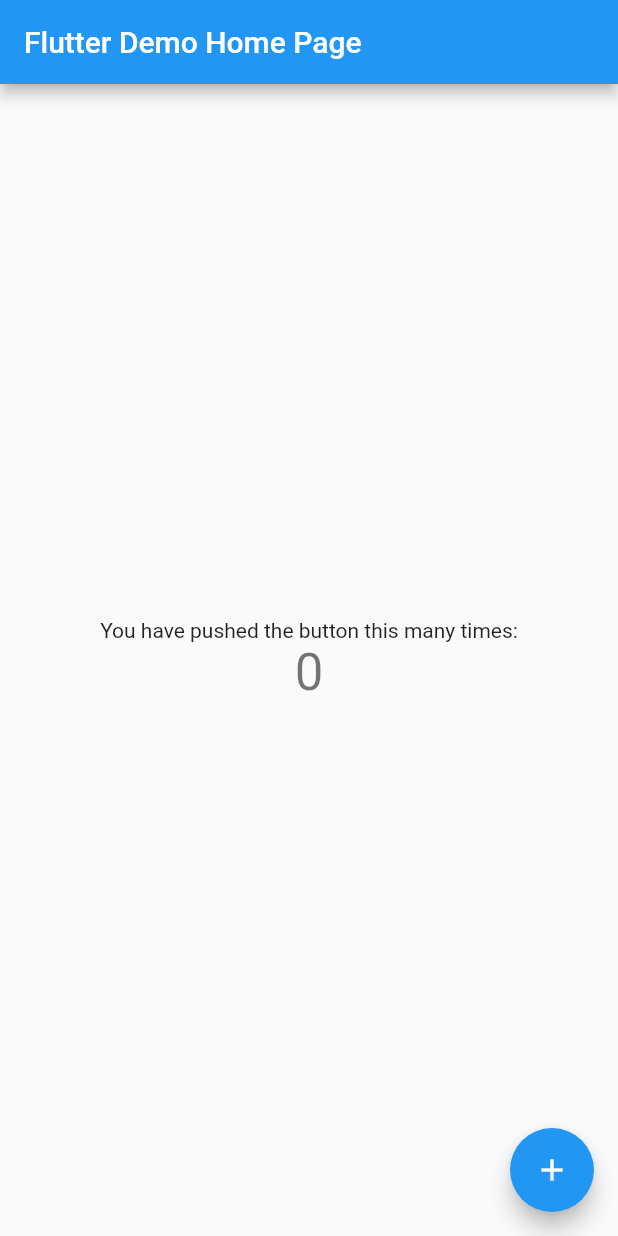
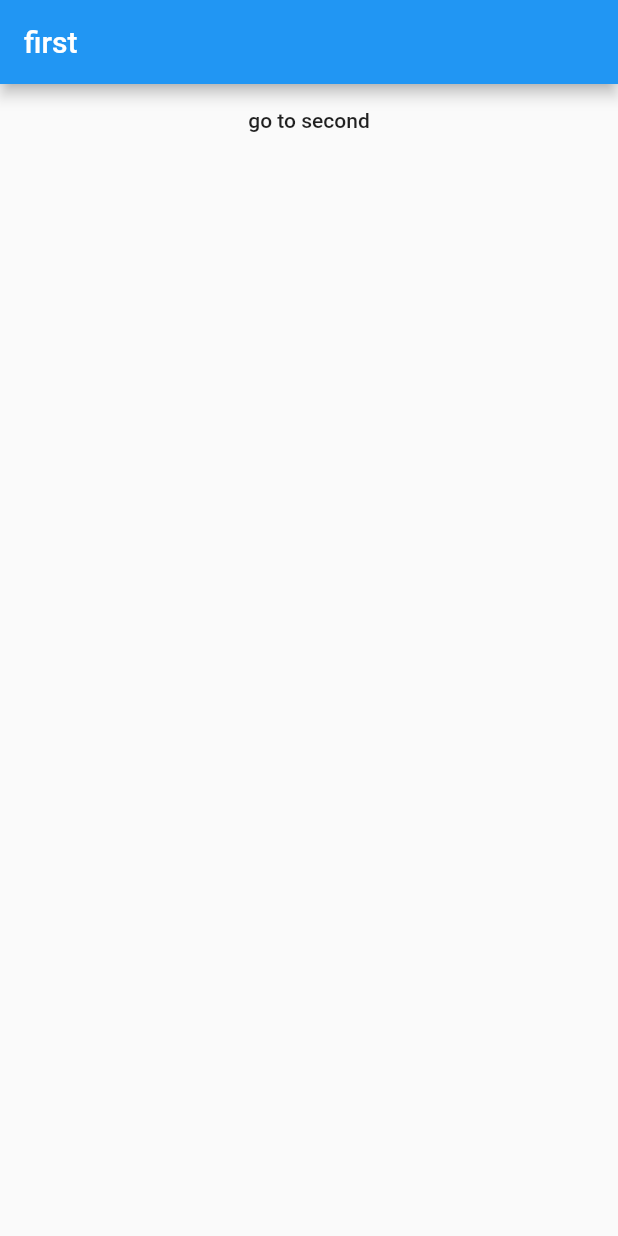
Before and after one commit to PawanGhewande/testapp2, a Flutter app: the screen it shows after launch, on a phone screen of 412 x 824 dp. Run offline on Flutter 3.47's test engine with Material 2 defaults, Android fonts, the phone set to English and light mode, and no system bars.

Commit message:
Basic navigation setup completed.

```diff
--- /dev/null
+++ b/lib/core/navigation/my_route_informtion_parser.dart
@@ -0,0 +1,37 @@
+import 'package:flutter/material.dart';
+
+enum MyRoutes { first, second, third }
+
+class MyRouteInformationParser extends RouteInformationParser<MyRoutes> {
+  @override
+  Future<MyRoutes> parseRouteInformation(
+      RouteInformation routeInformation) async {
+    switch (routeInformation.location) {
+      case "/":
+        return MyRoutes.first;
+        break;
+      case "/second":
+        return MyRoutes.second;
+        break;
+      case "/third":
+        return MyRoutes.third;
+        break;
+      default:
+        return MyRoutes.first;
+        break;
+    }
+  }
+
+  @override
+  RouteInformation restoreRouteInformation(MyRoutes configuration) {
+    switch (configuration) {
+      case MyRoutes.first:
+        return const RouteInformation(location: '/');
+      case MyRoutes.second:
+        return const RouteInformation(location: '/second');
+      case MyRoutes.third:
+        return const RouteInformation(location: '/third');
+    }
+    // throw 'unknown';
+  }
+}
--- a/lib/main.dart
+++ b/lib/main.dart
@@ -1,113 +1,26 @@
 import 'package:flutter/material.dart';
 
-void main() {
+import 'core/navigation/my_route_delegate.dart';
+import 'core/navigation/my_route_informtion_parser.dart';
+
+main() {
   runApp(MyApp());
 }
 
-class MyApp extends StatelessWidget {
+class MyApp extends StatefulWidget {
+  @override
+  MyAppState createState() => MyAppState();
+}
+
+class MyAppState extends State<MyApp> {
   // This widget is the root of your application.
+  MyRouterDelegate _delegate = MyRouterDelegate();
   @override
   Widget build(BuildContext context) {
-    return MaterialApp(
+    return MaterialApp.router(
       title: 'Flutter Demo',
-      theme: ThemeData(
-        // This is the theme of your application.
-        //
-        // Try running your application with "flutter run". You'll see the
-        // application has a blue toolbar. Then, without quitting the app, try
-        // changing the primarySwatch below to Colors.green and then invoke
-        // "hot reload" (press "r" in the console where you ran "flutter run",
-        // or simply save your changes to "hot reload" in a Flutter IDE).
-        // Notice that the counter didn't reset back to zero; the application
-        // is not restarted.
-        primarySwatch: Colors.blue,
-      ),
-      home: MyHomePage(title: 'Flutter Demo Home Page'),
+      routeInformationParser: MyRouteInformationParser(),
+      routerDelegate: _delegate,
     );
   }
 }
-
-class MyHomePage extends StatefulWidget {
-  MyHomePage({Key key, this.title}) : super(key: key);
-
-  // This widget is the home page of your application. It is stateful, meaning
-  // that it has a State object (defined below) that contains fields that affect
-  // how it looks.
-
-  // This class is the configuration for the state. It holds the values (in this
-  // case the title) provided by the parent (in this case the App widget) and
-  // used by the build method of the State. Fields in a Widget subclass are
-  // always marked "final".
-
-  final String title;
-
-  @override
-  _MyHomePageState createState() => _MyHomePageState();
-}
-
-class _MyHomePageState extends State<MyHomePage> {
-  int _counter = 0;
-
-  void _incrementCounter() {
-    setState(() {
-      // This call to setState tells the Flutter framework that something has
-      // changed in this State, which causes it to rerun the build method below
-      // so that the display can reflect the updated values. If we changed
-      // _counter without calling setState(), then the build method would not be
-      // called again, and so nothing would appear to happen.
-      _counter++;
-    });
-  }
-
-  @override
-  Widget build(BuildContext context) {
-    // This method is rerun every time setState is called, for instance as done
-    // by the _incrementCounter method above.
-    //
-    // The Flutter framework has been optimized to make rerunning build methods
-    // fast, so that you can just rebuild anything that needs updating rather
-    // than having to individually change instances of widgets.
-    return Scaffold(
-      appBar: AppBar(
-        // Here we take the value from the MyHomePage object that was created by
-        // the App.build method, and use it to set our appbar title.
-        title: Text(widget.title),
-      ),
-      body: Center(
-        // Center is a layout widget. It takes a single child and positions it
-        // in the middle of the parent.
-        child: Column(
-          // Column is also a layout widget. It takes a list of children and
-          // arranges them vertically. By default, it sizes itself to fit its
-          // children horizontally, and tries to be as tall as its parent.
-          //
-          // Invoke "debug painting" (press "p" in the console, choose the
-          // "Toggle Debug Paint" action from the Flutter Inspector in Android
-          // Studio, or the "Toggle Debug Paint" command in Visual Studio Code)
-          // to see the wireframe for each widget.
-          //
-          // Column has various properties to control how it sizes itself and
-          // how it positions its children. Here we use mainAxisAlignment to
-          // center the children vertically; the main axis here is the vertical
-          // axis because Columns are vertical (the cross axis would be
-          // horizontal).
-          mainAxisAlignment: MainAxisAlignment.center,
-          children: <Widget>[
-            Text(
-              'You have pushed the button this many times:',
-            ),
-            Text(
-              '$_counter',
-              style: Theme.of(context).textTheme.headline4,
-            ),
-          ],
-        ),
-      ),
-      floatingActionButton: FloatingActionButton(
-        onPressed: _incrementCounter,
-        tooltip: 'Increment',
-        child: Icon(Icons.add),
-      ), // This trailing comma makes auto-formatting nicer for build methods.
-    );
-  }
-}
--- /dev/null
+++ b/lib/screens/first_page.dart
@@ -0,0 +1,24 @@
+import 'package:flutter/material.dart';
+import 'package:testapp2/core/navigation/my_route_delegate.dart';
+import 'package:testapp2/core/navigation/my_route_informtion_parser.dart';
+
+class FirstPage extends StatelessWidget {
+  @override
+  Widget build(BuildContext context) {
+    return Scaffold(
+      appBar: AppBar(title: Text('first')),
+      body: Center(
+          child: Column(
+        children: <Widget>[
+          MaterialButton(
+            child: Text('go to second'),
+            onPressed: () {
+              (Router.of(context).routerDelegate as MyRouterDelegate)
+                  .configuration = MyRoutes.second;
+            },
+          )
+        ],
+      )),
+    );
+  }
+}
--- a/pubspec.yaml
+++ b/pubspec.yaml
@@ -18,11 +18,13 @@
 version: 1.0.0+1
 
 environment:
-  sdk: ">=2.7.0 <3.0.0"
+  sdk: ">=2.12.0 <3.0.0"
 
 dependencies:
   flutter:
     sdk: flutter
+  provider: ^5.0.0
+
 
 
   # The following adds the Cupertino Icons font to your application.
```
Also changed, not shown: lib/core/navigation/my_route_delegate.dart (added, +52 -0 lines), lib/screens/second_page.dart (added, +24 -0 lines), lib/screens/third_page.dart (added, +24 -0 lines), pubspec.lock.
